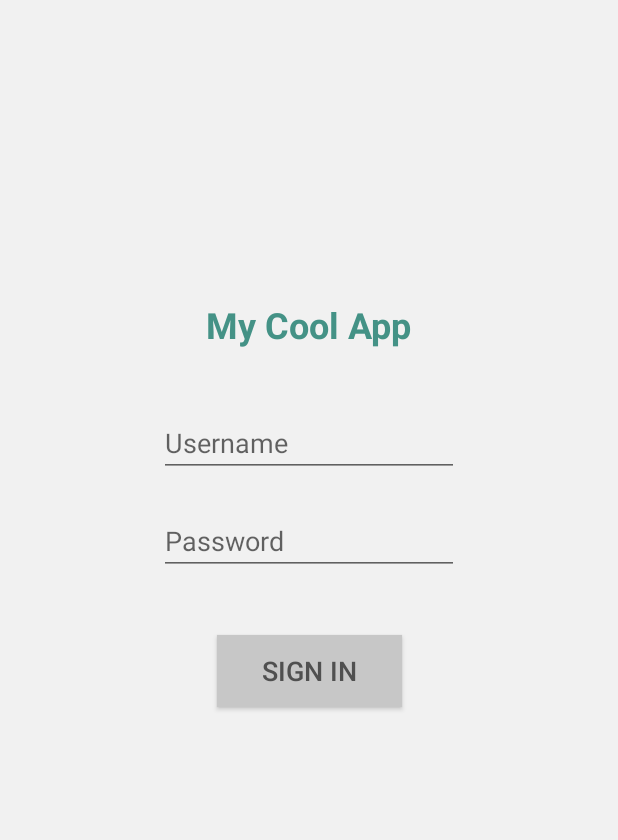
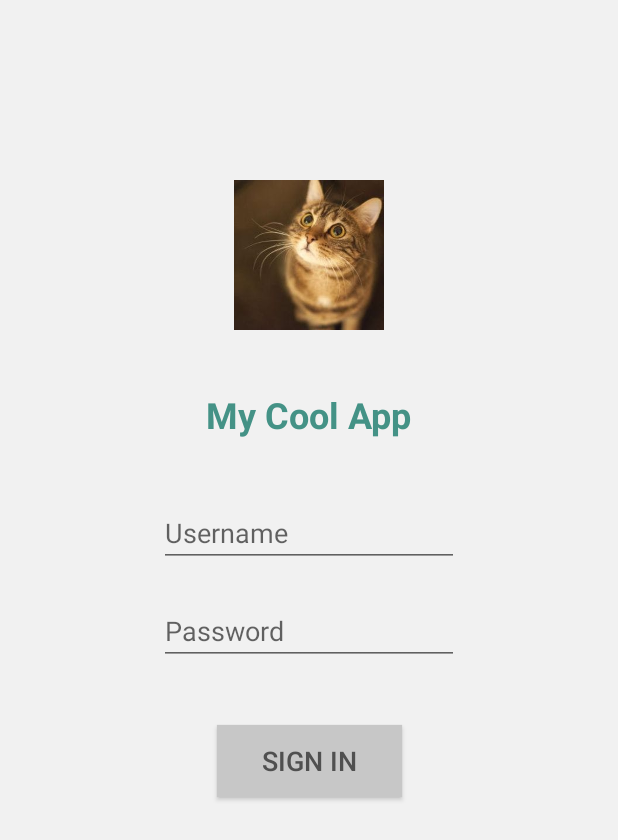
Before and after one commit to JohannRosenberg/codewif, an Android app: the screen it shows after launch (MainActivity), on a phone screen of 412 x 824 dp. Shown: the top 840 px of the screen. Run offline under Robolectric (Android 15) with nearby library versions, the phone set to English and light mode, and no system bars; our stand-ins replace paging; libraries missing offline, so code that uses them is left out: androidx.paging; 3 statements that could not run were skipped.

Commit message:
Continued work on UI tests.

```diff
--- a/samples/appTestSample/src/main/res/layout/activity_main.xml
+++ b/samples/appTestSample/src/main/res/layout/activity_main.xml
@@ -9,6 +9,16 @@
     tools:context="com.mydomain.myapp.ui.MainActivity"
     android:focusableInTouchMode="true">
 
+    <ImageView
+        android:id="@+id/iv_logo"
+        android:layout_width="100dp"
+        android:layout_height="100dp"
+        android:src="@drawable/cat_3"
+        android:layout_marginTop="100dp"
+        app:layout_constraintTop_toTopOf="parent"
+        app:layout_constraintEnd_toEndOf="parent"
+        app:layout_constraintStart_toStartOf="parent" />
+
     <TextView
         android:id="@+id/textview_title"
         android:layout_width="wrap_content"
@@ -17,8 +27,8 @@
         android:textSize="24dp"
         android:textColor="#449286"
         android:textStyle="bold"
-        android:layout_marginTop="180dp"
-        app:layout_constraintTop_toTopOf="parent"
+        android:layout_marginTop="40dp"
+        app:layout_constraintTop_toBottomOf="@id/iv_logo"
         app:layout_constraintEnd_toEndOf="parent"
         app:layout_constraintStart_toStartOf="parent" />
 
```
Also changed, not shown: samples/appTestSample/src/main/res/layout/activity_accounts.xml (+16 -4 lines), samples/appTestSample/src/main/res/drawable/cat_3.jpg (added), samples/appTestSample/src/main/res/drawable/cat_4.jpg (added).
